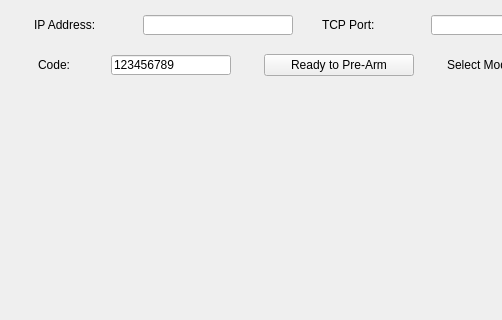
Qt form LGClientDisplayPyQT/new_remote.ui (nariyoon/devDreamers) before a commit; both pictures show x 0 to 502 and y 0 to 320 of the 1200 by 800 pixel window.
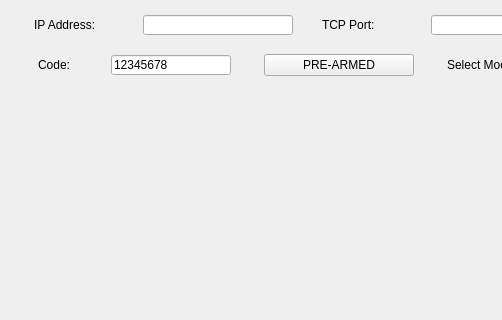
The same form after that commit. Icons and pictures are not drawn.

Commit message:
[DisplayUI] Merge recent New UI and Connect buttons to controls, etc
1. Merge recent New UI
2. Connect buttons to controls
3. Set Idle Timer in Threads

The edit to the form file:
```diff
--- a/LGClientDisplayPyQT/new_remote.ui
+++ b/LGClientDisplayPyQT/new_remote.ui
@@ -226,7 +226,7 @@
            </size>
           </property>
           <property name="text">
-           <string>123456789</string>
+           <string>12345678</string>
           </property>
          </widget>
         </item>
@@ -245,7 +245,7 @@
            </size>
           </property>
           <property name="text">
-           <string>Ready to Pre-Arm</string>
+           <string>PRE-ARMED</string>
           </property>
           <property name="checkable">
            <bool>true</bool>
```
The commit also changes 2 other files.
